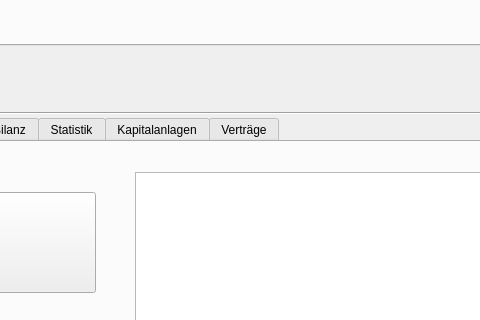
This is spielwindow.ui in KaMusialik/csv_fuer_mein_Spiel as Qt 5 draws it before an edit; both pictures show x 97 to 577 and y 355 to 675 of the 809 by 827 pixel window. The edited form follows.
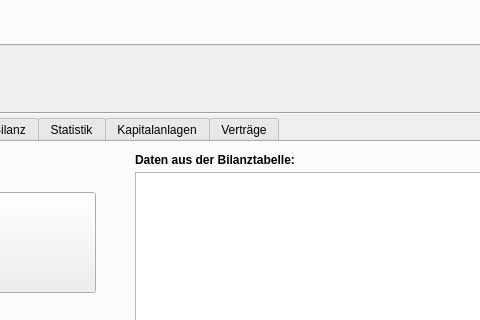
This is the edited form. The open tabs and pages were chosen to show the change.

Patch:
```diff
--- a/spielwindow.ui
+++ b/spielwindow.ui
@@ -38,6 +38,11 @@
      <height>291</height>
     </rect>
    </property>
+   <property name="font">
+    <font>
+     <pointsize>9</pointsize>
+    </font>
+   </property>
    <property name="currentIndex">
     <number>2</number>
    </property>
@@ -68,6 +73,26 @@
       <string/>
      </property>
     </widget>
+    <widget class="QLabel" name="label_20">
+     <property name="geometry">
+      <rect>
+       <x>200</x>
+       <y>10</y>
+       <width>211</width>
+       <height>16</height>
+      </rect>
+     </property>
+     <property name="font">
+      <font>
+       <pointsize>9</pointsize>
+       <weight>75</weight>
+       <bold>true</bold>
+      </font>
+     </property>
+     <property name="text">
+      <string>Daten aus der Bilanztabelle:</string>
+     </property>
+    </widget>
    </widget>
    <widget class="QWidget" name="Bilanz">
     <attribute name="title">
```
Left out of the diff: 30 changed lines with no effect on the pictures.
